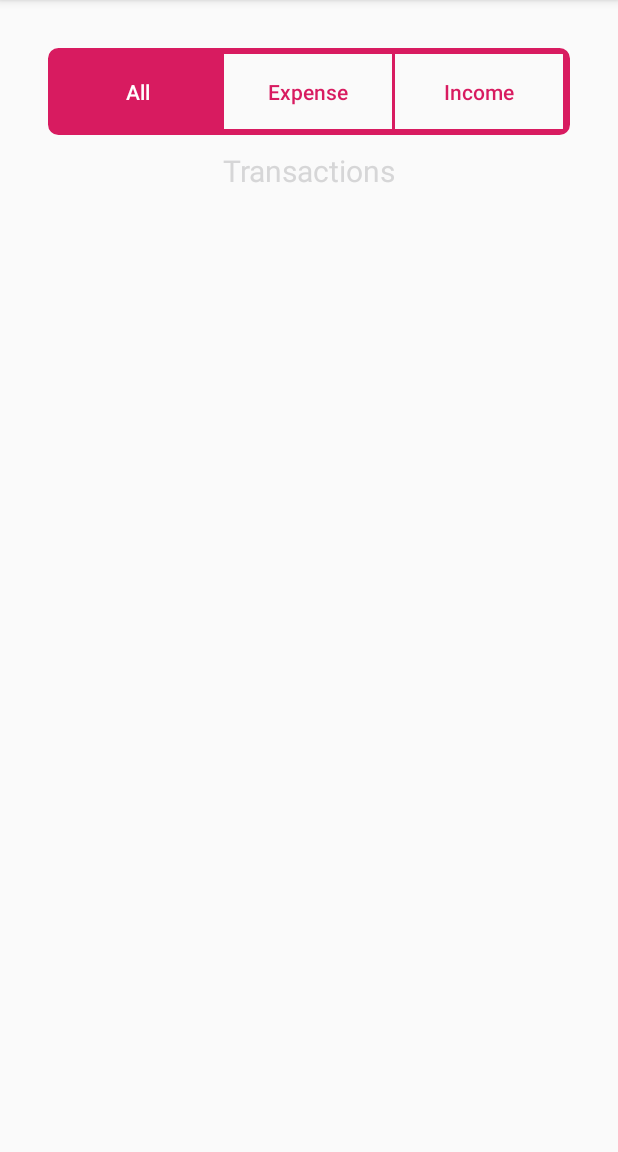
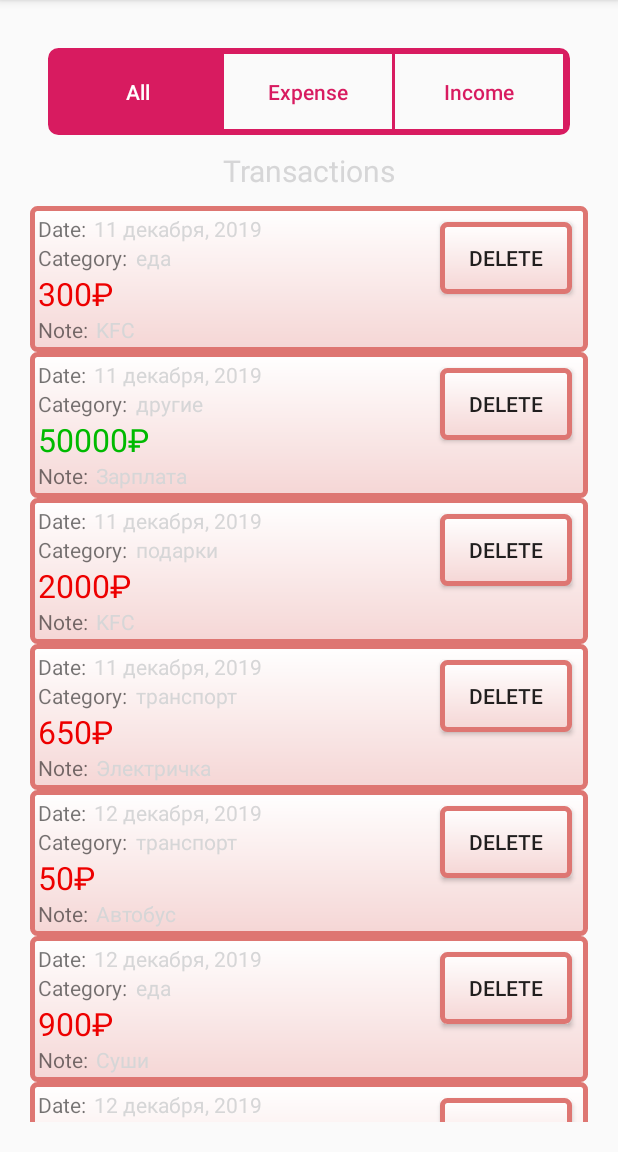
Before and after one commit to MyR0ot/MoneyKeeper, an Android app: the DetailedActivity screen opened directly, with no data from a screen before it, on a phone screen of 412 x 824 dp, the part 84-1236 px from its top. Run offline under Robolectric (Android 15) with nearby library versions, the phone set to English and light mode, and no system bars.

Commit message:
final v1.2

```diff
--- a/app/src/main/java/com/example/moneykeeper/DetailedActivity.kt
+++ b/app/src/main/java/com/example/moneykeeper/DetailedActivity.kt
@@ -3,13 +3,10 @@ package com.example.moneykeeper
 import androidx.appcompat.app.AppCompatActivity
 import android.os.Bundle
 import android.view.WindowManager
-import androidx.recyclerview.widget.DividerItemDecoration
 import androidx.recyclerview.widget.LinearLayoutManager
 import androidx.recyclerview.widget.RecyclerView
-import com.example.cinemahelper.utils.LocaleChecker
 import com.example.moneykeeper.utils.DBHelper
 import kotlinx.android.synthetic.main.activity_detailed.*
-import java.util.*
 
 class DetailedActivity : AppCompatActivity() {
 
--- a/app/src/main/java/com/example/moneykeeper/utils/DBHelper.kt
+++ b/app/src/main/java/com/example/moneykeeper/utils/DBHelper.kt
@@ -12,7 +12,6 @@ class DBHelper(context: Context): SQLiteOpenHelper(context, DATABASE_NAME, null,
     companion object {
         private const val DATABASE_NAME = "MoneyKeeper.db"
         private const val DATABASE_VER = 1
-
         // Table
         private const val TABLE_NAME = "Transactions"
         private const val COL_ID = "Id"
@@ -30,6 +29,8 @@ class DBHelper(context: Context): SQLiteOpenHelper(context, DATABASE_NAME, null,
                 " $COL_CATEGORY TEXT," +
                 " $COL_NOTE TEXT)"
         db!!.execSQL(query)
+
+        initData(db)
     }
 
     override fun onUpgrade(db: SQLiteDatabase?, oldVersion: Int, newVersion: Int) {
@@ -56,11 +57,9 @@ class DBHelper(context: Context): SQLiteOpenHelper(context, DATABASE_NAME, null,
                     lstTransactions.add(transaction)
                 } while (cursor.moveToNext())
             }
-
             db.close()
             return lstTransactions
         }
-
 
 
     fun addTransaction(transaction: Transaction) {
@@ -71,7 +70,6 @@ class DBHelper(context: Context): SQLiteOpenHelper(context, DATABASE_NAME, null,
         values.put(COL_VALUE, transaction.value)
         values.put(COL_CATEGORY, transaction.category)
         values.put(COL_NOTE, transaction.note)
-
 
         db.insert(TABLE_NAME, null, values)
         db.close()
@@ -100,4 +98,28 @@ class DBHelper(context: Context): SQLiteOpenHelper(context, DATABASE_NAME, null,
         return allTransactions.size
     }
 
+    private fun initData(db: SQLiteDatabase) {
+        listOf(
+            Transaction(0,"11 декабря, 2019", "еда", -300, "KFC"),
+            Transaction(1,"11 декабря, 2019", "другие", 50000, "Зарплата"),
+            Transaction(2,"11 декабря, 2019", "подарки", -2000, "KFC"),
+            Transaction(3,"11 декабря, 2019", "транспорт", -650, "Электричка"),
+            Transaction(4,"12 декабря, 2019", "транспорт", -50, "Автобус"),
+            Transaction(5,"12 декабря, 2019", "еда", -900, "Суши"),
+            Transaction(6,"12 декабря, 2019", "face palm", -5000, "Порвала на спор 5000р"),
+            Transaction(7,"12 декабря, 2019", "другие", 5000, "Выиграла спор"),
+            Transaction(8,"13 декабря, 2019", "путешествия", -25000, "Сгоняла в Питер")
+        ).forEach {
+            val values = ContentValues()
+            values.put(COL_ID, it.id)
+            values.put(COL_DATE, it.date)
+            values.put(COL_VALUE, it.value)
+            values.put(COL_CATEGORY, it.category)
+            values.put(COL_NOTE, it.note)
+
+            db.insert(TABLE_NAME, null, values)
+        }
+
+
+    }
 }
--- a/app/src/main/res/layout/activity_detailed.xml
+++ b/app/src/main/res/layout/activity_detailed.xml
@@ -75,7 +75,7 @@
     <TextView
         android:layout_width="match_parent"
         android:layout_height="wrap_content"
-        android:text="Transactions"
+        android:text="@string/transactions"
         android:gravity="center"
         android:textSize="20sp"
         android:layout_marginBottom="10dp"
--- a/app/src/main/res/values/strings.xml
+++ b/app/src/main/res/values/strings.xml
@@ -28,4 +28,5 @@
     <string name="save">Save</string>
     <string name="date">Date:</string>
     <string name="delete">Delete</string>
+    <string name="transactions">Transactions</string>
 </resources>
```
Also changed, not shown: 2 other files.
